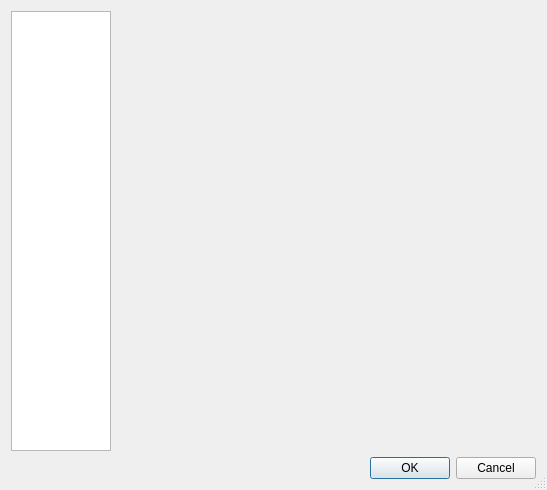
The window that data/ui/settings.ui (nomns/nparse) describes before a commit, drawn with Qt 5.
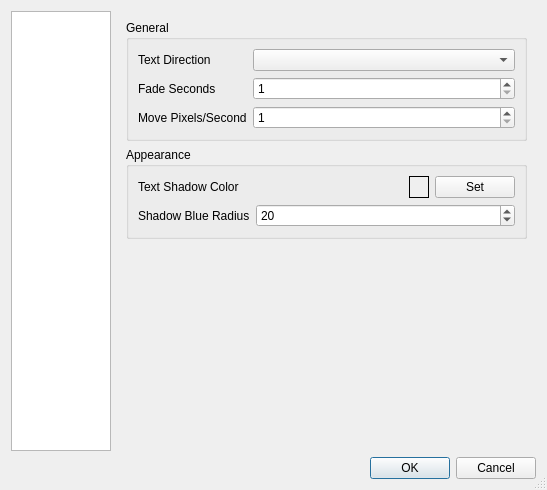
The same window after the commit. The open tabs and pages were chosen to show the change.

Commit message: - Cleaned up some events in settings.ui - EQ Directory is now selected, rather than the Logs directory.  nParse will complain that you don't have this set on first run.  There is a new setting 'eq_dir' rather than the obsolete 'eq_log_dir' - Added Text Parser settings

Diff of the .ui file:
```diff
--- a/data/ui/settings.ui
+++ b/data/ui/settings.ui
@@ -900,7 +900,162 @@
            </property>
           </widget>
          </widget>
-         <widget class="QWidget" name="stackParsersText"/>
+         <widget class="QWidget" name="stackParsersText">
+          <layout class="QVBoxLayout" name="verticalLayout_9">
+           <item>
+            <widget class="QGroupBox" name="groupBox_15">
+             <property name="title">
+              <string>General</string>
+             </property>
+             <layout class="QFormLayout" name="formLayout">
+              <item row="1" column="0">
+               <widget class="QLabel" name="fadeSecondsLabel">
+                <property name="text">
+                 <string>Fade Seconds</string>
+                </property>
+               </widget>
+              </item>
+              <item row="1" column="1">
+               <widget class="QSpinBox" name="fadeSecondsSpinBox">
+                <property name="minimum">
+                 <number>1</number>
+                </property>
+                <property name="maximum">
+                 <number>120</number>
+                </property>
+               </widget>
+              </item>
+              <item row="0" column="0">
+               <widget class="QLabel" name="textDirectionLabel">
+                <property name="text">
+                 <string>Text Direction</string>
+                </property>
+               </widget>
+              </item>
+              <item row="0" column="1">
+               <widget class="QComboBox" name="textDirectionComboBox">
+                <property name="currentText">
+                 <string/>
+                </property>
+               </widget>
+              </item>
+              <item row="2" column="0">
+               <widget class="QLabel" name="movePixelsSecondLabel">
+                <property name="text">
+                 <string>Move Pixels/Second</string>
+                </property>
+               </widget>
+              </item>
+              <item row="2" column="1">
+               <widget class="QSpinBox" name="movePixelsSecondSpinBox">
+                <property name="minimum">
+                 <number>1</number>
+                </property>
+                <property name="maximum">
+                 <number>120</number>
+                </property>
+               </widget>
+              </item>
+             </layout>
+            </widget>
+           </item>
+           <item>
+            <widget class="QGroupBox" name="groupBox_16">
+             <property name="title">
+              <string>Appearance</string>
+             </property>
+             <layout class="QVBoxLayout" name="verticalLayout_12">
+              <item>
+               <layout class="QHBoxLayout" name="horizontalLayout_3" stretch="1,0,0">
+                <item>
+                 <widget class="QLabel" name="label_5">
+                  <property name="text">
+                   <string>Text Shadow Color</string>
+                  </property>
+                 </widget>
+                </item>
+                <item>
+                 <widget class="QLabel" name="textShadowColorLabel">
+                  <property name="sizePolicy">
+                   <sizepolicy hsizetype="Minimum" vsizetype="Minimum">
+                    <horstretch>0</horstretch>
+                    <verstretch>0</verstretch>
+                   </sizepolicy>
+                  </property>
+                  <property name="minimumSize">
+                   <size>
+                    <width>20</width>
+                    <height>20</height>
+                   </size>
+                  </property>
+                  <property name="autoFillBackground">
+                   <bool>true</bool>
+                  </property>
+                  <property name="frameShape">
+                   <enum>QFrame::Box</enum>
+                  </property>
+                  <property name="frameShadow">
+                   <enum>QFrame::Plain</enum>
+                  </property>
+                  <property name="lineWidth">
+                   <number>1</number>
+                  </property>
+                  <property name="text">
+                   <string/>
+                  </property>
+                 </widget>
+                </item>
+                <item>
+                 <widget class="QPushButton" name="textShadowColorButton">
+                  <property name="text">
+                   <string>Set</string>
+                  </property>
+                 </widget>
+                </item>
+               </layout>
+              </item>
+              <item>
+               <layout class="QFormLayout" name="formLayout_7">
+                <item row="0" column="0">
+                 <widget class="QLabel" name="shadowBlurRadiusLabel">
+                  <property name="text">
+                   <string>Shadow Blue Radius</string>
+                  </property>
+                 </widget>
+                </item>
+                <item row="0" column="1">
+                 <widget class="QSpinBox" name="shadowBlurRadiusSpinBox">
+                  <property name="minimum">
+                   <number>1</number>
+                  </property>
+                  <property name="maximum">
+                   <number>120</number>
+                  </property>
+                  <property name="value">
+                   <number>20</number>
+                  </property>
+                 </widget>
+                </item>
+               </layout>
+              </item>
+             </layout>
+            </widget>
+           </item>
+           <item>
+            <spacer name="verticalSpacer_5">
+             <property name="orientation">
+              <enum>Qt::Vertical</enum>
+             </property>
+             <property name="sizeHint" stdset="0">
+              <size>
+               <width>20</width>
+               <height>40</height>
+              </size>
+             </property>
+            </spacer>
+           </item>
+          </layout>
+         </widget>
         </widget>
        </item>
       </layout>
```
Left out of the diff: 270 changed lines with no effect on the pictures. The commit also changes 5 other files.
